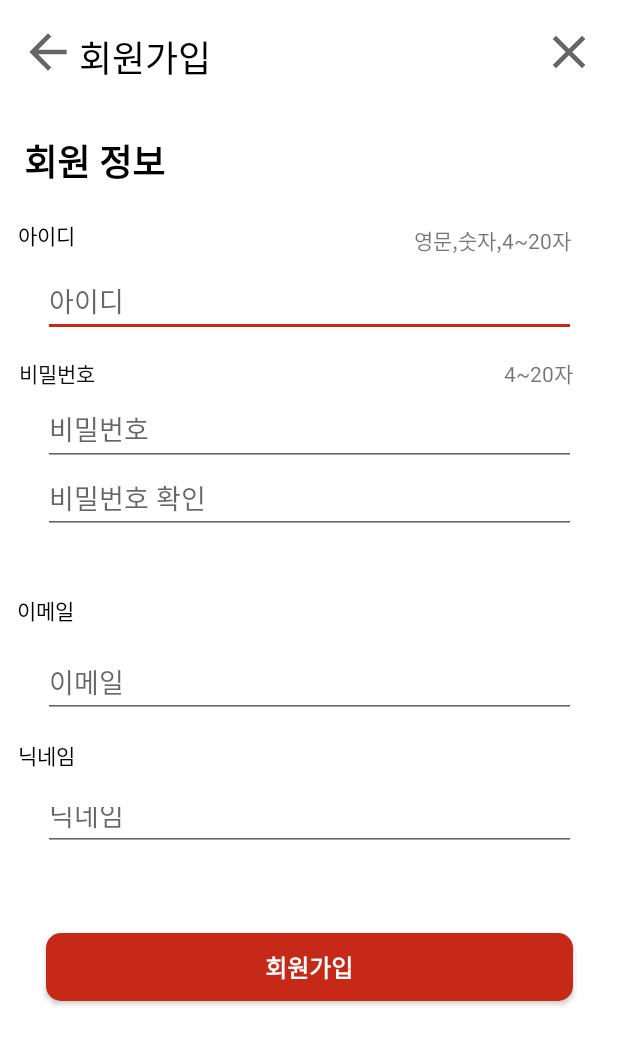
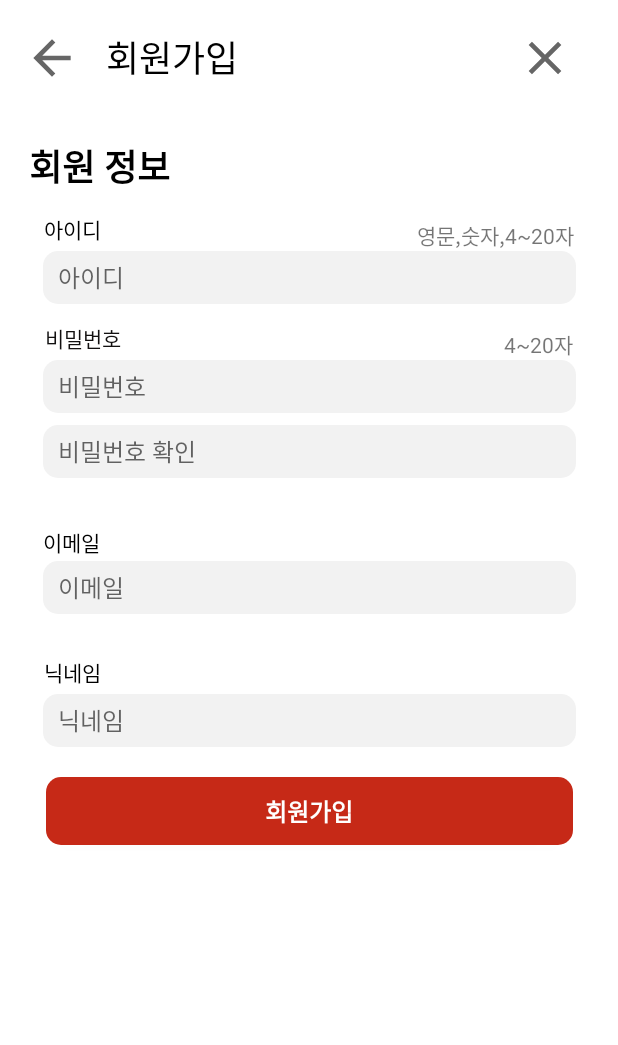
Before and after one commit to Doltas/Eata, an Android app: the SignupActivity screen opened directly, with no data from a screen before it, on a phone screen of 412 x 824 dp. Shown: the top 1045 px of the screen. Run offline under Robolectric (Android 15) with nearby library versions, the phone set to English and light mode, and no system bars; our stand-ins replace Volley; network calls fail.

Commit message:
회원가입&로그인 완료,SignupActivity 디자인 완료
Todo// RegisterActivity.xml디자인, 검색창, 아이콘 이벤트 처리

```diff
--- a/app/src/main/java/com/example/eata/LoginRequest.java
+++ b/app/src/main/java/com/example/eata/LoginRequest.java
@@ -10,7 +10,7 @@ import java.util.Map;
 public class LoginRequest extends StringRequest {
 
     // 서버 URL 설정 ( PHP 파일 연동 )
-        final static private String URL = "http://doltasweb.dothome.co.kr/Register.php";
+        final static private String URL = "http://doltasweb.dothome.co.kr/Login.php";
     private final Map<String, String> map;
 
 
--- a/app/src/main/java/com/example/eata/MainActivity.kt
+++ b/app/src/main/java/com/example/eata/MainActivity.kt
@@ -21,9 +21,14 @@ class MainActivity : AppCompatActivity() {
 
         val userID= intent.getStringExtra("userID")
         val userPass = intent.getStringExtra("userPass")
+//        val userName = intent.getStringExtra("userName")
+//        val userEmail = intent.getStringExtra("userEmail")
+
 
         binding.tvId.text = userID
         binding.tvPw.text = userPass
+//        binding.tvUsername.text =  userName
+//        binding.tvAny.text = userEmail
 //        binding.tvId.text = intent.getStringExtra("userID")
 //        binding.tvPw.text = intent.getStringExtra("userPass")
 
--- a/app/src/main/res/layout/activity_signup.xml
+++ b/app/src/main/res/layout/activity_signup.xml
@@ -11,10 +11,10 @@
         android:id="@+id/textView5"
         android:layout_width="wrap_content"
 
-        android:layout_height="wrap_content"
+        android:layout_height="37dp"
         android:layout_marginTop="20dp"
-        android:layout_marginEnd="220dp"
-        android:layout_marginRight="220dp"
+        android:layout_marginEnd="186dp"
+        android:layout_marginRight="186dp"
         android:text="회원가입"
         android:textColor="#000000"
         android:textSize="24dp"
@@ -23,12 +23,14 @@
 
     <ImageView
         android:id="@+id/back_btn"
-        android:layout_width="0dp"
+        android:layout_width="37dp"
         android:layout_height="37dp"
 
-        android:layout_marginStart="11dp"
-        android:layout_marginLeft="11dp"
-        android:layout_marginTop="16dp"
+        android:layout_marginStart="16dp"
+        android:layout_marginLeft="16dp"
+        android:layout_marginTop="20dp"
+        android:layout_marginEnd="17dp"
+        android:layout_marginRight="17dp"
         android:src="@drawable/ic_baseline_arrow_back_24"
         app:layout_constraintEnd_toStartOf="@+id/textView5"
         app:layout_constraintStart_toStartOf="parent"
@@ -38,9 +40,9 @@
         android:id="@+id/close_btn"
         android:layout_width="37dp"
         android:layout_height="37dp"
-        android:layout_marginTop="16dp"
-        android:layout_marginEnd="14dp"
-        android:layout_marginRight="14dp"
+        android:layout_marginTop="20dp"
+        android:layout_marginEnd="30dp"
+        android:layout_marginRight="30dp"
         android:src="@drawable/ic_baseline_clear_24"
         app:layout_constraintEnd_toEndOf="parent"
         app:layout_constraintTop_toTopOf="parent" />
@@ -49,28 +51,26 @@
         android:id="@+id/textView6"
         android:layout_width="98dp"
         android:layout_height="37dp"
-        android:layout_marginStart="15dp"
-        android:layout_marginLeft="15dp"
-        android:layout_marginTop="36dp"
-        android:layout_marginEnd="298dp"
-        android:layout_marginRight="298dp"
+        android:layout_marginTop="35dp"
+        android:layout_marginEnd="275dp"
+        android:layout_marginRight="275dp"
         android:text="회원 정보"
         android:textColor="#000000"
         android:textSize="24dp"
         android:textStyle="bold"
         app:layout_constraintEnd_toEndOf="parent"
         app:layout_constraintStart_toStartOf="parent"
-        app:layout_constraintTop_toBottomOf="@+id/back_btn" />
+        app:layout_constraintTop_toBottomOf="@+id/textView5" />
 
     <TextView
         android:id="@+id/textView10"
         android:layout_width="wrap_content"
         android:layout_height="wrap_content"
-        android:layout_marginStart="11dp"
-        android:layout_marginLeft="11dp"
-        android:layout_marginTop="19dp"
-        android:layout_marginEnd="225dp"
-        android:layout_marginRight="225dp"
+        android:layout_marginStart="28dp"
+        android:layout_marginLeft="28dp"
+        android:layout_marginTop="12dp"
+        android:layout_marginEnd="210dp"
+        android:layout_marginRight="210dp"
         android:text="아이디"
         android:textColor="@color/black"
         app:layout_constraintEnd_toStartOf="@+id/textView9"
@@ -81,41 +81,44 @@
         android:id="@+id/textView9"
         android:layout_width="106dp"
         android:layout_height="wrap_content"
-        android:layout_marginTop="96dp"
-        android:layout_marginEnd="30dp"
-        android:layout_marginRight="30dp"
+        android:layout_marginEnd="28dp"
+        android:layout_marginRight="28dp"
         android:text="영문,숫자,4~20자"
-        app:layout_constraintEnd_toEndOf="parent"
-        app:layout_constraintTop_toBottomOf="@+id/close_btn" />
+        app:layout_constraintBottom_toTopOf="@+id/et_id"
+        app:layout_constraintEnd_toEndOf="parent" />
 
     <androidx.appcompat.widget.AppCompatEditText
         android:id="@+id/et_id"
         android:layout_width="355dp"
-        android:layout_height="wrap_content"
+        android:layout_height="35dp"
         android:layout_marginStart="28dp"
         android:layout_marginLeft="28dp"
-        android:layout_marginTop="6dp"
+        android:layout_marginTop="4dp"
         android:layout_marginEnd="28dp"
         android:layout_marginRight="28dp"
-        android:ems="10"
         android:hint="아이디"
+        android:maxLines="1"
         android:inputType="textPersonName"
+        android:background="@drawable/small_round"
+        android:paddingHorizontal="10dp"
+        android:textSize="16sp"
         app:layout_constraintEnd_toEndOf="parent"
         app:layout_constraintStart_toStartOf="parent"
-        app:layout_constraintTop_toBottomOf="@+id/textView9" />
+        app:layout_constraintTop_toBottomOf="@+id/textView10" />
 
     <TextView
         android:id="@+id/textView12"
         android:layout_width="wrap_content"
         android:layout_height="wrap_content"
-        android:layout_marginStart="11dp"
-        android:layout_marginLeft="11dp"
-        android:layout_marginTop="13dp"
+        android:layout_marginStart="42dp"
+        android:layout_marginLeft="42dp"
+        android:layout_marginTop="12dp"
         android:layout_marginEnd="272dp"
         android:layout_marginRight="272dp"
         android:text="비밀번호"
         android:textColor="#121010"
         app:layout_constraintEnd_toStartOf="@+id/textView11"
+        app:layout_constraintHorizontal_bias="0.419"
         app:layout_constraintStart_toStartOf="parent"
         app:layout_constraintTop_toBottomOf="@+id/et_id" />
 
@@ -123,42 +126,40 @@
         android:id="@+id/textView11"
         android:layout_width="wrap_content"
         android:layout_height="wrap_content"
-        android:layout_marginTop="13dp"
         android:layout_marginEnd="30dp"
         android:layout_marginRight="30dp"
         android:text="4~20자"
-        app:layout_constraintEnd_toEndOf="parent"
-        app:layout_constraintTop_toBottomOf="@+id/et_id" />
+        app:layout_constraintBottom_toTopOf="@+id/et_pw"
+        app:layout_constraintEnd_toEndOf="parent" />
 
     <androidx.appcompat.widget.AppCompatEditText
         android:id="@+id/et_pw"
-        android:layout_width="355dp"
-        android:layout_height="49dp"
-        android:layout_marginStart="28dp"
-        android:layout_marginLeft="28dp"
-        android:layout_marginTop="2dp"
-        android:layout_marginEnd="28dp"
-        android:layout_marginRight="28dp"
-        android:ems="10"
+        android:layout_width="0dp"
+        android:layout_height="35dp"
+        android:layout_marginTop="4dp"
         android:hint="비밀번호"
         android:inputType="textPassword"
-        app:layout_constraintEnd_toEndOf="parent"
-        app:layout_constraintStart_toStartOf="parent"
+        android:maxLines="1"
+        android:background="@drawable/small_round"
+        android:paddingHorizontal="10dp"
+        android:textSize="16sp"
+        app:layout_constraintEnd_toEndOf="@+id/et_id"
+        app:layout_constraintStart_toStartOf="@+id/et_id"
         app:layout_constraintTop_toBottomOf="@+id/textView12" />
 
     <androidx.appcompat.widget.AppCompatEditText
         android:id="@+id/et_pwcheck"
-        android:layout_width="355dp"
-        android:layout_height="45dp"
-        android:layout_marginStart="28dp"
-        android:layout_marginLeft="28dp"
-        android:layout_marginEnd="28dp"
-        android:layout_marginRight="28dp"
-        android:ems="10"
+        android:layout_width="0dp"
+        android:layout_marginTop="8dp"
         android:hint="비밀번호 확인"
         android:inputType="textPassword"
-        app:layout_constraintEnd_toEndOf="parent"
-        app:layout_constraintStart_toStartOf="parent"
+        android:maxLines="1"
+        android:layout_height="35dp"
+        android:background="@drawable/small_round"
+        android:paddingHorizontal="10dp"
+        android:textSize="16sp"
+        app:layout_constraintEnd_toEndOf="@+id/et_pw"
+        app:layout_constraintStart_toStartOf="@+id/et_pw"
         app:layout_constraintTop_toBottomOf="@+id/et_pw" />
 
 
@@ -166,62 +167,60 @@
         android:id="@+id/textView13"
         android:layout_width="39dp"
         android:layout_height="19dp"
-        android:layout_marginStart="11dp"
-        android:layout_marginLeft="11dp"
-        android:layout_marginTop="40dp"
-        android:layout_marginEnd="361dp"
-        android:layout_marginRight="361dp"
+        android:layout_marginTop="32dp"
+        android:layout_marginEnd="320dp"
+        android:layout_marginRight="320dp"
         android:text="이메일"
         android:textColor="@color/black"
         app:layout_constraintEnd_toEndOf="parent"
+        app:layout_constraintHorizontal_bias="0.538"
         app:layout_constraintStart_toStartOf="parent"
         app:layout_constraintTop_toBottomOf="@+id/et_pwcheck" />
 
     <androidx.appcompat.widget.AppCompatEditText
         android:id="@+id/et_email"
-        android:layout_width="355dp"
-        android:layout_height="47dp"
-        android:layout_marginStart="28dp"
-        android:layout_marginLeft="28dp"
-        android:layout_marginTop="16dp"
-        android:layout_marginEnd="28dp"
-        android:layout_marginRight="28dp"
-        android:ems="10"
+        android:layout_width="0dp"
+        android:layout_marginTop="4dp"
         android:hint="이메일"
         android:inputType="textEmailAddress"
-        app:layout_constraintEnd_toEndOf="parent"
-        app:layout_constraintStart_toStartOf="parent"
+
+        android:maxLines="1"
+        android:layout_height="35dp"
+        android:background="@drawable/small_round"
+        android:paddingHorizontal="10dp"
+        android:textSize="16sp"
+
+        app:layout_constraintEnd_toEndOf="@+id/et_pwcheck"
+        app:layout_constraintStart_toStartOf="@+id/et_pwcheck"
         app:layout_constraintTop_toBottomOf="@+id/textView13" />
 
     <TextView
         android:id="@+id/textView14"
         android:layout_width="wrap_content"
         android:layout_height="wrap_content"
-        android:layout_marginStart="11dp"
-        android:layout_marginLeft="11dp"
-        android:layout_marginTop="14dp"
-        android:layout_marginEnd="361dp"
-        android:layout_marginRight="361dp"
+        android:layout_marginTop="28dp"
+        android:layout_marginEnd="320dp"
+        android:layout_marginRight="320dp"
         android:text="닉네임"
         android:textColor="@color/black"
         app:layout_constraintEnd_toEndOf="parent"
+        app:layout_constraintHorizontal_bias="0.538"
         app:layout_constraintStart_toStartOf="parent"
         app:layout_constraintTop_toBottomOf="@+id/et_email" />
 
     <androidx.appcompat.widget.AppCompatEditText
         android:id="@+id/et_nickname"
-        android:layout_width="355dp"
-        android:layout_height="39dp"
-        android:layout_marginStart="28dp"
-        android:layout_marginLeft="28dp"
-        android:layout_marginTop="14dp"
-        android:layout_marginEnd="28dp"
-        android:layout_marginRight="28dp"
-        android:ems="10"
+        android:layout_width="0dp"
+        android:layout_marginTop="4dp"
         android:hint="닉네임"
         android:inputType="textPersonName"
-        app:layout_constraintEnd_toEndOf="parent"
-        app:layout_constraintStart_toStartOf="parent"
+        android:maxLines="1"
+        android:layout_height="35dp"
+        android:background="@drawable/small_round"
+        android:paddingHorizontal="10dp"
+        android:textSize="16sp"
+        app:layout_constraintEnd_toEndOf="@+id/et_email"
+        app:layout_constraintStart_toStartOf="@+id/et_email"
         app:layout_constraintTop_toBottomOf="@+id/textView14" />
 
 
@@ -229,21 +228,15 @@
         android:id="@+id/signup_btn"
         android:layout_width="351dp"
         android:layout_height="45dp"
-        android:layout_marginStart="30dp"
-        android:layout_marginLeft="30dp"
-        android:layout_marginTop="14dp"
-        android:layout_marginEnd="30dp"
-        android:layout_marginRight="30dp"
-        android:layout_marginBottom="116dp"
+        android:layout_marginTop="20dp"
         android:background="@drawable/small_round"
         android:backgroundTint="@color/red"
         android:text="회원가입"
         android:textColor="@color/white"
         android:textSize="16sp"
         android:textStyle="bold"
-        app:layout_constraintBottom_toBottomOf="parent"
-        app:layout_constraintEnd_toEndOf="parent"
-        app:layout_constraintStart_toStartOf="parent"
+        app:layout_constraintEnd_toEndOf="@+id/et_nickname"
+        app:layout_constraintStart_toStartOf="@+id/et_nickname"
         app:layout_constraintTop_toBottomOf="@+id/et_nickname" />
 
 
```
Also changed, not shown: app/src/main/java/com/example/eata/LoginActivity.kt (+11 -4 lines), app/src/main/java/com/example/eata/RegisterActivity.kt (+5 -3 lines), app/src/main/res/layout/activity_login.xml (+14 -47 lines), app/src/main/res/layout/activity_register.xml (+39 -35 lines).
